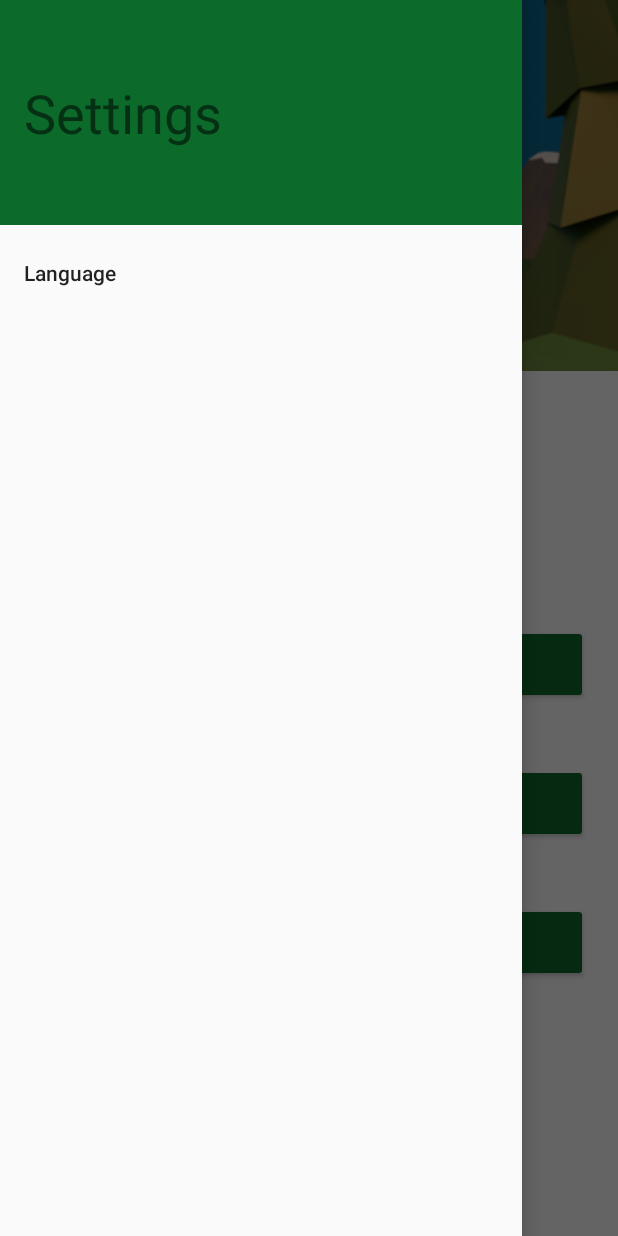
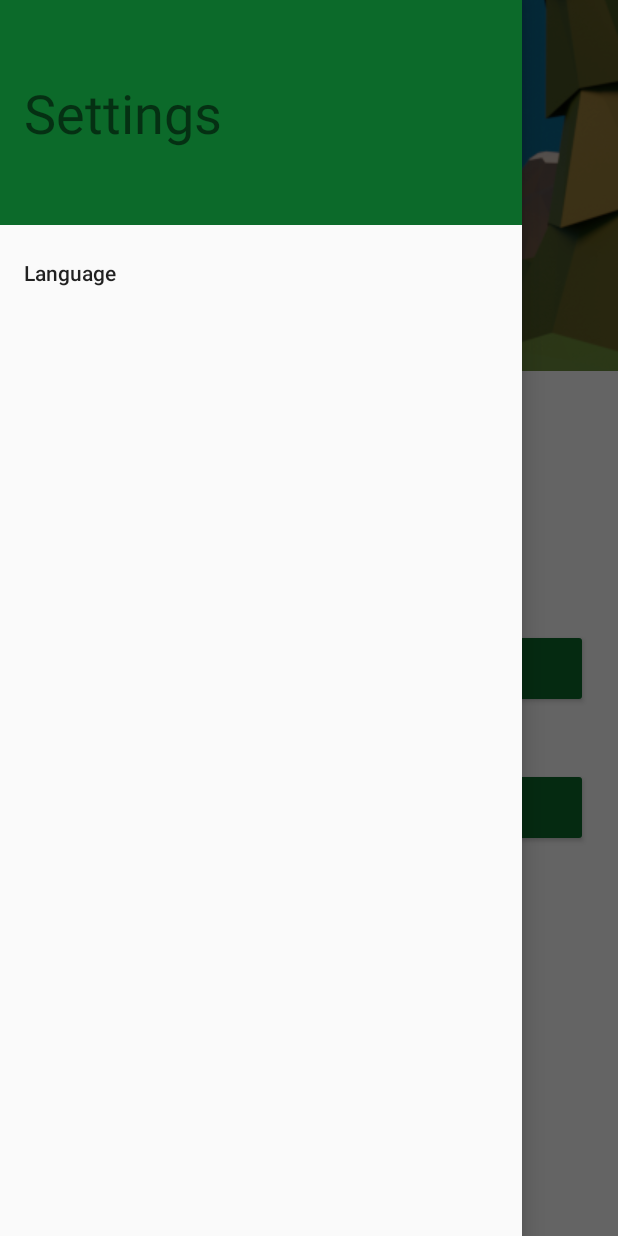
Before and after one commit to sw21-tug/Team_28, an Android app: the screen it shows after launch (MainActivity), with the side drawer open, on a phone screen of 412 x 824 dp. Run offline under Robolectric (Android 15) with nearby library versions, the phone set to English and light mode, and no system bars.

Commit message:
HIKER-26 humidity button is now hidden if no humidity sensor is available, fixed string formatting [LJ,SN]

```diff
--- a/app/src/main/java/com/team28/thehiker/MainActivity.kt
+++ b/app/src/main/java/com/team28/thehiker/MainActivity.kt
@@ -3,10 +3,12 @@ package com.team28.thehiker
 
 import android.content.Intent
 import android.content.pm.PackageManager
+import android.hardware.SensorManager
 import androidx.appcompat.app.AppCompatActivity
 import android.os.Bundle
 import android.view.MenuItem
 import android.view.View
+import android.widget.Button
 import android.widget.PopupMenu
 import androidx.appcompat.app.ActionBarDrawerToggle
 import com.google.android.material.navigation.NavigationView
@@ -39,6 +41,9 @@ class MainActivity : AppCompatActivity(), NavigationView.OnNavigationItemSelecte
         sharedPreferenceHandler = SharedPreferenceHandler()
         permissionHandler = PermissionHandler()
 
+        val sensorManager : SensorManager = getSystemService(SENSOR_SERVICE) as SensorManager
+        humidityWrapper = HumidityWrapper(sensorManager)
+        decidedButtonHumidityShown()
 
         checkPermissions()
     }
@@ -113,8 +118,17 @@ class MainActivity : AppCompatActivity(), NavigationView.OnNavigationItemSelecte
         }
         return true
     }
+
     fun decidedButtonHumidityShown(){
+        //decide whether to show the humidity button
+        val humidityButton : Button = findViewById(R.id.btn_humidity)
+        if(humidityWrapper.isHumiditySensorAvailable()){
+            humidityButton.visibility = View.VISIBLE
+        }else{
+            humidityButton.visibility = View.GONE
+        }
 
+        humidityButton.invalidate()
     }
 
     fun getSavedLocalizationString() : String? {
--- a/app/src/main/res/layout/activity_humidity.xml
+++ b/app/src/main/res/layout/activity_humidity.xml
@@ -56,7 +56,7 @@
         android:layout_height="wrap_content"
         android:layout_marginBottom="16dp"
         android:gravity="center_horizontal"
-        android:text="@string/altitude_userinfo"
+        android:text="@string/humidity_userinfo"
         android:textSize="15sp"
         app:layout_constraintBottom_toBottomOf="parent"
         app:layout_constraintEnd_toEndOf="parent"
--- a/app/src/main/res/values/strings.xml
+++ b/app/src/main/res/values/strings.xml
@@ -5,6 +5,7 @@
     <string name="humidity_title">Humidity</string>
     <string name="altitude_title">Your altitude:</string>
     <string name="altitude_userinfo">*altitude above sea level is displayed in meters</string>
+    <string name="humidity_userinfo">*relative humidity in percent</string>
     <string name="altitude">Altitude</string>
     <string name="find_me">Find me</string>
     <string name="main_menu_header_image">main menu header image</string>
```
Also changed, not shown: 1 other file.
